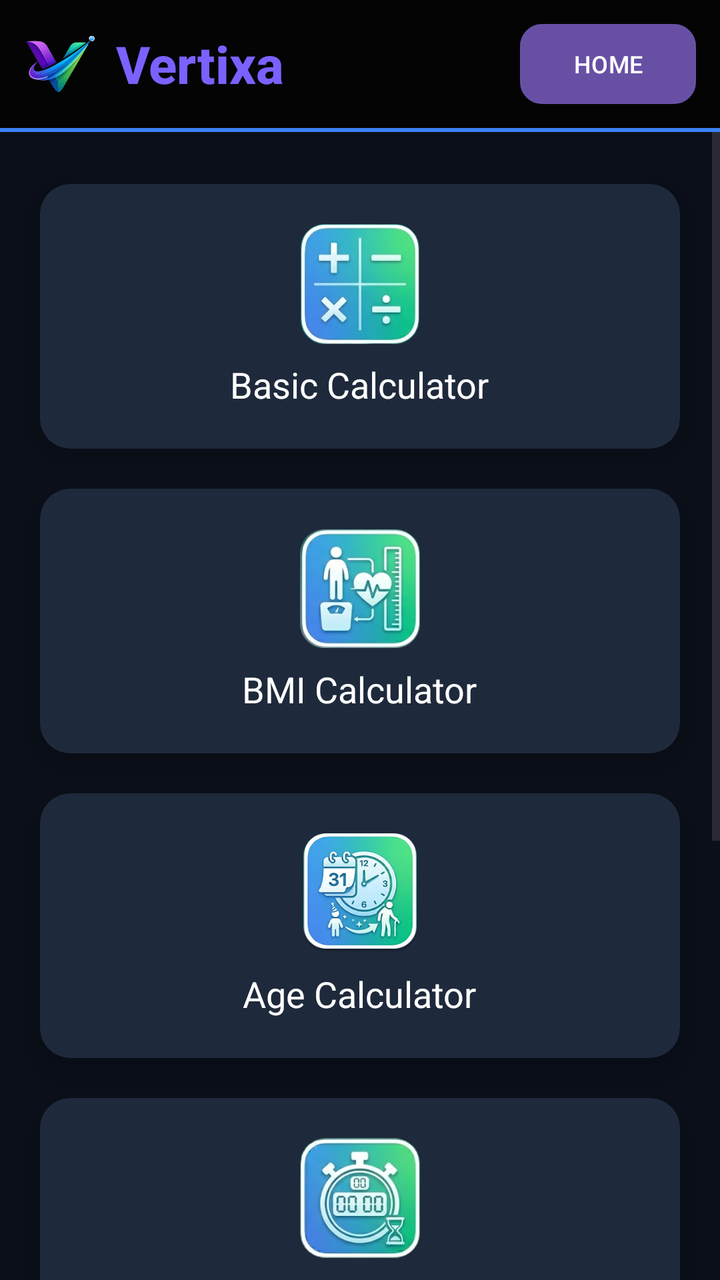
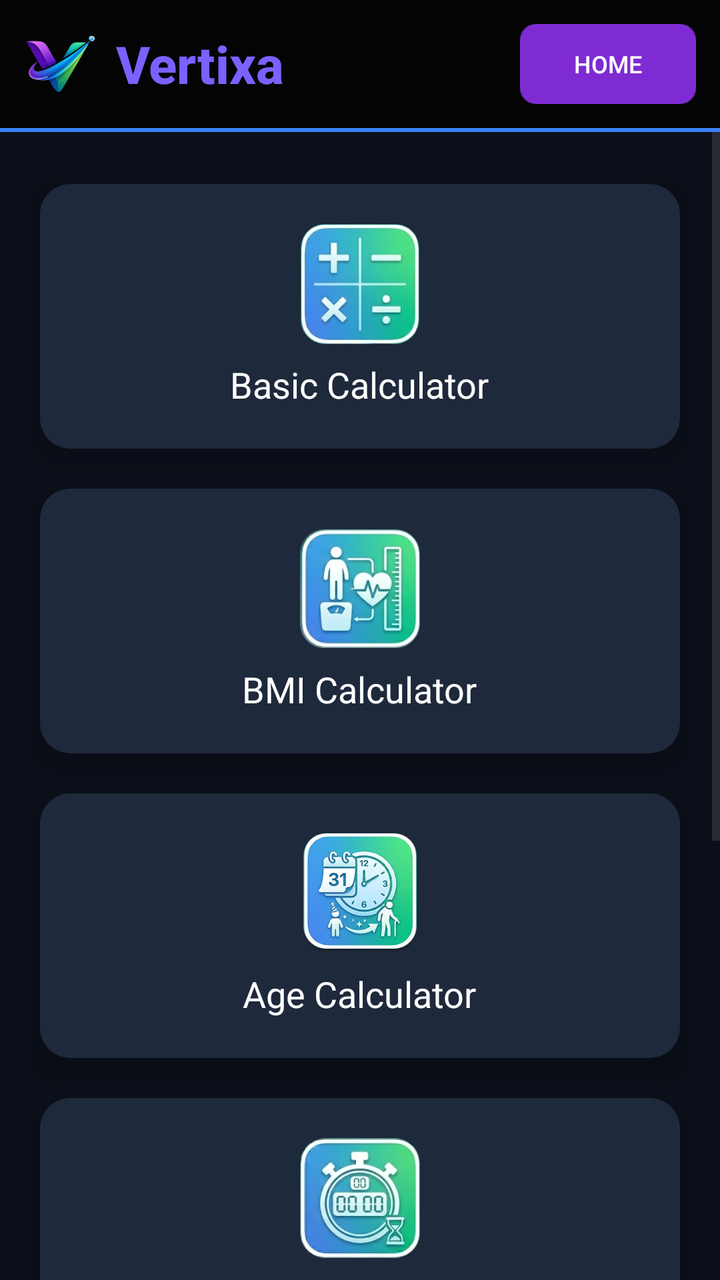

Compare the two renders of this Android layout. The source of the first and the diff that turns it into the second are given below.
<!-- AndroidManifest.xml: application theme Theme.Vertixa -->
<!-- res/layout/activity_main.xml -->
<?xml version="1.0" encoding="utf-8"?>
<LinearLayout xmlns:android="http://schemas.android.com/apk/res/android"
    xmlns:app="http://schemas.android.com/apk/res-auto"
    xmlns:tools="http://schemas.android.com/tools"
    android:id="@+id/main"
    android:layout_width="match_parent"
    android:layout_height="match_parent"
    android:fitsSystemWindows="true"
    tools:context=".MainActivity">

    
    <LinearLayout
        android:layout_width="match_parent"
        android:layout_height="wrap_content"
        android:orientation="vertical">

        
        <include
            layout="@layout/header"
            android:layout_width="match_parent"
            android:layout_height="wrap_content"/>

        
        <View
            android:layout_width="match_parent"
            android:layout_height="2dp"
            android:background="#3B82F6" />

        
        <ScrollView
            android:layout_width="match_parent"
            android:layout_height="match_parent">

            <LinearLayout
                android:layout_width="match_parent"
                android:layout_height="wrap_content"
                android:gravity="center"
                android:background="#0B0F19"
                android:paddingTop="16dp"
                android:orientation="vertical">

                
                <androidx.cardview.widget.CardView
                    android:id="@+id/basicCal"
                    android:layout_width="match_parent"
                    android:layout_height="wrap_content"
                    android:layout_marginVertical="10dp"
                    android:layout_marginHorizontal="20dp"
                    app:cardBackgroundColor="#1E293B"
                    app:cardCornerRadius="15dp"
                    app:cardElevation="8dp">

                    <LinearLayout
                        android:layout_width="match_parent"
                        android:layout_height="wrap_content"
                        android:gravity="center"
                        android:orientation="vertical"
                        android:padding="20dp">

                        <ImageView
                            android:layout_width="60dp"
                            android:layout_height="60dp"
                            android:contentDescription="Basic Calculator"
                            android:src="@drawable/basic" />

                        <TextView
                            android:layout_width="wrap_content"
                            android:layout_height="wrap_content"
                            android:layout_marginTop="8dp"
                            android:text="Basic Calculator"
                            android:textColor="@android:color/white"
                            android:textSize="18sp" />
                    </LinearLayout>
                </androidx.cardview.widget.CardView>

                
                <androidx.cardview.widget.CardView
                    android:id="@+id/bmiCal"
                    android:layout_width="match_parent"
                    android:layout_height="wrap_content"
                    android:layout_marginVertical="10dp"
                    android:layout_marginHorizontal="20dp"
                    app:cardBackgroundColor="#1E293B"
                    app:cardCornerRadius="15dp"
                    app:cardElevation="8dp">

                    <LinearLayout
                        android:layout_width="match_parent"
                        android:layout_height="wrap_content"
                        android:gravity="center"
                        android:orientation="vertical"
                        android:padding="20dp">

                        <ImageView
                            android:layout_width="60dp"
                            android:layout_height="60dp"
                            android:contentDescription="BMI Calculator"
                            android:src="@drawable/bmi" />

                        <TextView
                            android:layout_width="wrap_content"
                            android:layout_height="wrap_content"
                            android:layout_marginTop="8dp"
                            android:text="BMI Calculator"
                            android:textColor="@android:color/white"
                            android:textSize="18sp" />
                    </LinearLayout>
                </androidx.cardview.widget.CardView>

                
                <androidx.cardview.widget.CardView
                    android:id="@+id/ageCal"
                    android:layout_width="match_parent"
                    android:layout_height="wrap_content"
                    android:layout_marginVertical="10dp"
                    android:layout_marginHorizontal="20dp"
                    app:cardBackgroundColor="#1E293B"
                    app:cardCornerRadius="15dp"
                    app:cardElevation="8dp">

                    <LinearLayout
                        android:layout_width="match_parent"
                        android:layout_height="wrap_content"
                        android:gravity="center"
                        android:orientation="vertical"
                        android:padding="20dp">

                        <ImageView
                            android:layout_width="60dp"
                            android:layout_height="60dp"
                            android:contentDescription="Age Calculator"
                            android:src="@drawable/age" />

                        <TextView
                            android:layout_width="wrap_content"
                            android:layout_height="wrap_content"
                            android:layout_marginTop="8dp"
                            android:text="Age Calculator"
                            android:textColor="@android:color/white"
                            android:textSize="18sp" />
                    </LinearLayout>
                </androidx.cardview.widget.CardView>

                
                <androidx.cardview.widget.CardView
                    android:id="@+id/countDown"
                    android:layout_width="match_parent"
                    android:layout_height="wrap_content"
                    android:layout_marginVertical="10dp"
                    android:layout_marginHorizontal="20dp"
                    app:cardBackgroundColor="#1E293B"
                    app:cardCornerRadius="15dp"
                    app:cardElevation="8dp">

                    <LinearLayout
                        android:layout_width="match_parent"
                        android:layout_height="wrap_content"
                        android:gravity="center"
                        android:orientation="vertical"
                        android:padding="20dp">

                        <ImageView
                            android:layout_width="60dp"
                            android:layout_height="60dp"
                            android:contentDescription="CountDown Timer"
                            android:src="@drawable/countdown" />

                        <TextView
                            android:layout_width="wrap_content"
                            android:layout_height="wrap_content"
                            android:layout_marginTop="8dp"
                            android:text="CountDown Timer"
                            android:textColor="@android:color/white"
                            android:textSize="18sp" />
                    </LinearLayout>
                </androidx.cardview.widget.CardView>

                
                <androidx.cardview.widget.CardView
                    android:id="@+id/randomNum"
                    android:layout_width="match_parent"
                    android:layout_height="wrap_content"
                    android:layout_marginVertical="10dp"
                    android:layout_marginHorizontal="20dp"
                    app:cardBackgroundColor="#1E293B"
                    app:cardCornerRadius="15dp"
                    app:cardElevation="8dp">

                    <LinearLayout
                        android:layout_width="match_parent"
                        android:layout_height="wrap_content"
                        android:gravity="center"
                        android:orientation="vertical"
                        android:padding="20dp">

                        <ImageView
                            android:layout_width="60dp"
                            android:layout_height="60dp"
                            android:contentDescription="Random Number"
                            android:src="@drawable/random" />

                        <TextView
                            android:layout_width="wrap_content"
                            android:layout_height="wrap_content"
                            android:layout_marginTop="8dp"
                            android:text="Random Number"
                            android:textColor="@android:color/white"
                            android:textSize="18sp" />
                    </LinearLayout>
                </androidx.cardview.widget.CardView>

                
                <androidx.cardview.widget.CardView
                    android:id="@+id/unitCon"
                    android:layout_width="match_parent"
                    android:layout_height="wrap_content"
                    android:layout_marginVertical="10dp"
                    android:layout_marginHorizontal="20dp"
                    app:cardBackgroundColor="#1E293B"
                    app:cardCornerRadius="15dp"
                    app:cardElevation="8dp">

                    <LinearLayout
                        android:layout_width="match_parent"
                        android:layout_height="wrap_content"
                        android:gravity="center"
                        android:orientation="vertical"
                        android:padding="20dp">

                        <ImageView
                            android:layout_width="60dp"
                            android:layout_height="60dp"
                            android:contentDescription="Unit Converter"
                            android:src="@drawable/unit" />

                        <TextView
                            android:layout_width="wrap_content"
                            android:layout_height="wrap_content"
                            android:layout_marginTop="8dp"
                            android:text="Unit Converter"
                            android:textColor="@android:color/white"
                            android:textSize="18sp" />
                    </LinearLayout>
                </androidx.cardview.widget.CardView>

            </LinearLayout>
        </ScrollView>
    </LinearLayout>
</LinearLayout>
<!-- res/layout/header.xml (included above) -->
<LinearLayout xmlns:android="http://schemas.android.com/apk/res/android"
    android:layout_width="match_parent"
    android:layout_height="match_parent"
    android:background="#0B0F19"
    android:orientation="vertical"
    android:fitsSystemWindows="true">

    
    <LinearLayout
        android:layout_width="match_parent"
        android:layout_height="64dp"
        android:background="#040404"
        android:gravity="center_vertical"
        android:orientation="horizontal"
        android:padding="12dp">

        <ImageView
            android:layout_width="36dp"
            android:layout_height="36dp"
            android:contentDescription="Logo"
            android:src="@drawable/logo" />

        <TextView
            android:layout_width="wrap_content"
            android:layout_height="wrap_content"
            android:layout_marginStart="10dp"
            android:fontFamily="sans-serif-medium"
            android:text="Vertixa"
            android:textColor="#7B61FF"
            android:textSize="26sp"
            android:textStyle="bold" />

        <View
            android:layout_width="0dp"
            android:layout_height="0dp"
            android:layout_weight="1" />

        <Button
            android:id="@+id/homeButton"
            android:layout_width="wrap_content"
            android:layout_height="wrap_content"
            android:background="@drawable/btn_rounded"
            android:text="HOME"
            android:textSize="12sp" />

    </LinearLayout>

</LinearLayout>
<!-- resources referenced by this layout -->
<resources>
  <!-- drawable age: png bitmap (drawable, 70569 bytes) -->
  <!-- drawable basic: png bitmap (drawable, 50359 bytes) -->
  <!-- drawable bmi: png bitmap (drawable, 57866 bytes) -->
  <!-- drawable btn_rounded (drawable) -->
  <?xml version="1.0" encoding="utf-8"?>
  <shape xmlns:android="http://schemas.android.com/apk/res/android">
      <solid android:color="#7B61FF"/>
      <corners android:radius="10dp"/>
      <stroke
          android:width="2dp"
          android:color="#FFFFFF"/>
  
  </shape>
  <!-- drawable countdown: png bitmap (drawable, 67344 bytes) -->
  <!-- drawable logo: png bitmap (drawable, 49304 bytes) -->
  <!-- drawable random: png bitmap (drawable, 56364 bytes) -->
  <!-- drawable unit: png bitmap (drawable, 58528 bytes) -->
  <style name="Theme.Vertixa" parent="Base.Theme.Vertixa" />
  <style name="Base.Theme.Vertixa" parent="Theme.Material3.DayNight.NoActionBar">
          <item name="android:windowDisablePreview">true</item>
      </style>
</resources>

<!-- the commit's change to res/layout/activity_main.xml (unified diff, before → after) -->
@@ -5,6 +5,7 @@
     android:id="@+id/main"
     android:layout_width="match_parent"
     android:layout_height="match_parent"
+    android:background="#040404"
     android:fitsSystemWindows="true"
     tools:context=".MainActivity">
 
@@ -19,12 +20,6 @@
             layout="@layout/header"
             android:layout_width="match_parent"
             android:layout_height="wrap_content"/>
-
-        
-        <View
-            android:layout_width="match_parent"
-            android:layout_height="2dp"
-            android:background="#3B82F6" />
 
         
         <ScrollView
@@ -248,14 +243,12 @@
     </LinearLayout>
 </LinearLayout>
 <!-- res/layout/header.xml (included above) -->
+<?xml version="1.0" encoding="utf-8"?>
 <LinearLayout xmlns:android="http://schemas.android.com/apk/res/android"
     android:layout_width="match_parent"
-    android:layout_height="match_parent"
-    android:background="#0B0F19"
-    android:orientation="vertical"
-    android:fitsSystemWindows="true">
-
-    
+    android:layout_height="wrap_content"
+    android:orientation="vertical">
+
     <LinearLayout
         android:layout_width="match_parent"
         android:layout_height="64dp"
@@ -285,14 +278,21 @@
             android:layout_height="0dp"
             android:layout_weight="1" />
 
-        <Button
+        <androidx.appcompat.widget.AppCompatButton
             android:id="@+id/homeButton"
             android:layout_width="wrap_content"
             android:layout_height="wrap_content"
             android:background="@drawable/btn_rounded"
             android:text="HOME"
-            android:textSize="12sp" />
+            android:textColor="#FFFFFF"
+            android:textSize="12sp"
+            android:padding="8dp" />
 
     </LinearLayout>
 
+    
+    <View
+        android:layout_width="match_parent"
+        android:layout_height="2dp"
+        android:background="#3B82F6" />
 </LinearLayout>
<!-- resource entries referenced after the edit -->
@@ -4,14 +4,9 @@
   <!-- drawable basic: png bitmap (drawable, 50359 bytes) -->
   <!-- drawable bmi: png bitmap (drawable, 57866 bytes) -->
   <!-- drawable btn_rounded (drawable) -->
-  <?xml version="1.0" encoding="utf-8"?>
-  <shape xmlns:android="http://schemas.android.com/apk/res/android">
-      <solid android:color="#7B61FF"/>
-      <corners android:radius="10dp"/>
-      <stroke
-          android:width="2dp"
-          android:color="#FFFFFF"/>
-  
+  <shape xmlns:android="http://schemas.android.com/apk/res/android" android:shape="rectangle">
+      <solid android:color="#7F2BD3"/>
+      <corners android:radius="8dp"/>
   </shape>
   <!-- drawable countdown: png bitmap (drawable, 67344 bytes) -->
   <!-- drawable logo: png bitmap (drawable, 49304 bytes) -->
